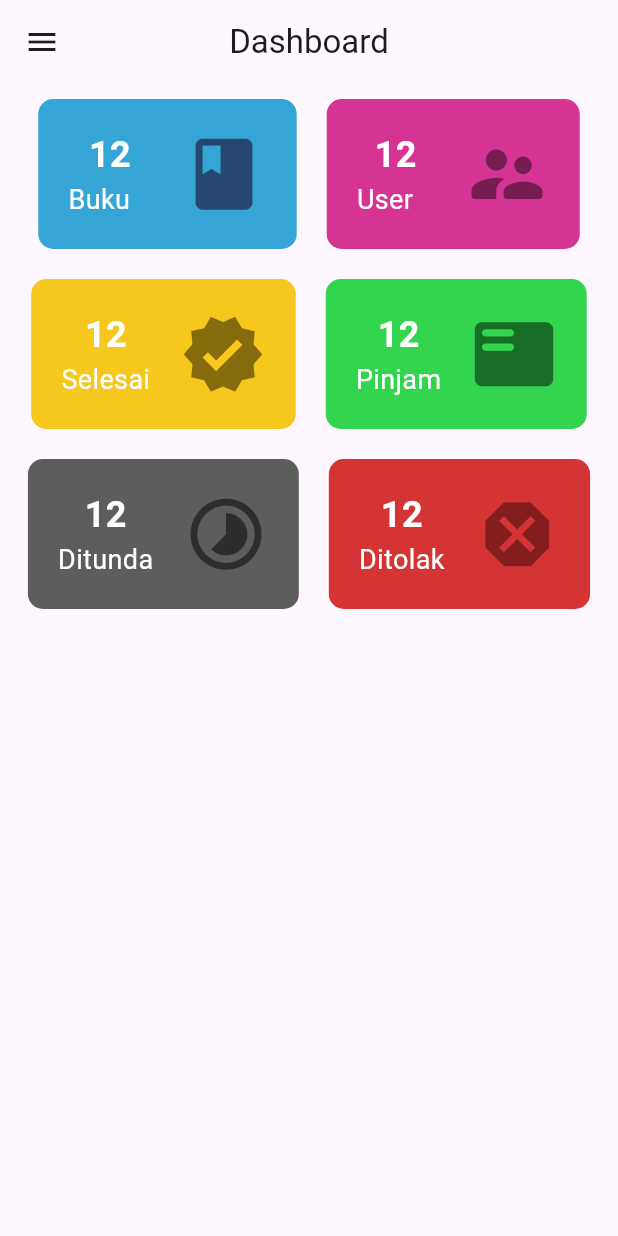
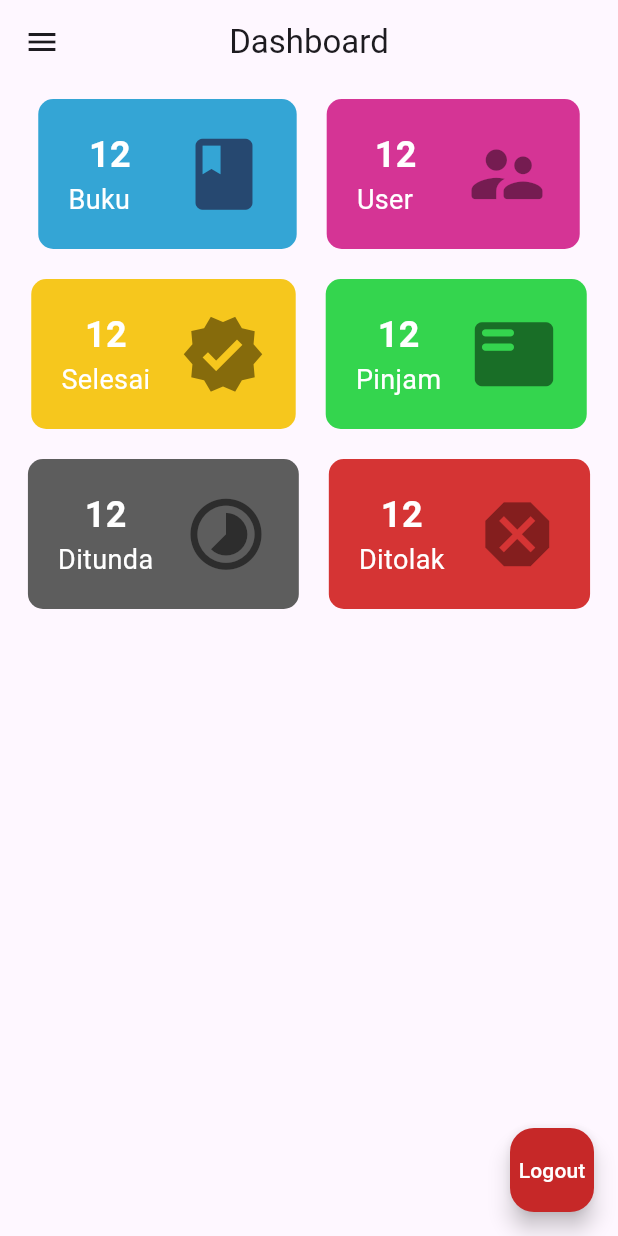
Before and after one commit to eganaww/bookalian-flutter, a Flutter app: the DashboardView screen opened by its route, on a phone screen of 412 x 824 dp. Run offline on Flutter 3.47's test engine with Material 3 defaults, Android fonts, the phone set to English and light mode, and no system bars; our stand-ins replace another_carousel_pro, dio, get, get_storage, pretty_dio_logger; accounts and stored records are empty; key blocks and very long unbroken strings in the code were emptied for the run.

```diff
--- a/lib/app/data/constant/endpoint.dart
+++ b/lib/app/data/constant/endpoint.dart
@@ -1,6 +1,7 @@
 class Endpoint {
   // static const String baseUrlApi = "https://api-perpustakaan.abadjayasenantiasa.com/api/v1/user/";
-    static const String baseUrlApi = "http://10.0.2.2:8000/api/";
+  // static const String baseUrlApi = "http://10.0.2.2:8000/api/"; Untuk Emulator
+    static const String baseUrlApi = "http://localhost:8000/api/"; // Untuk Chrome
    //static const String baseUrlApi = "http://192.168.4.145:8000/api/";
 
 
--- a/lib/app/modules/dashboard/views/dashboard_view.dart
+++ b/lib/app/modules/dashboard/views/dashboard_view.dart
@@ -266,6 +266,16 @@ class DashboardView extends GetView<DashboardController> {
           ],
         ),
       ),
+      floatingActionButton: FloatingActionButton(
+        onPressed: () {
+          // Lakukan proses logout di sini
+        },
+        backgroundColor: Colors.red.shade800, // Warna background merah
+        child: Text(
+          'Logout',
+          style: TextStyle(color: Colors.white), // Warna teks putih
+        ),
+      ),
     );
   }
 }
```
